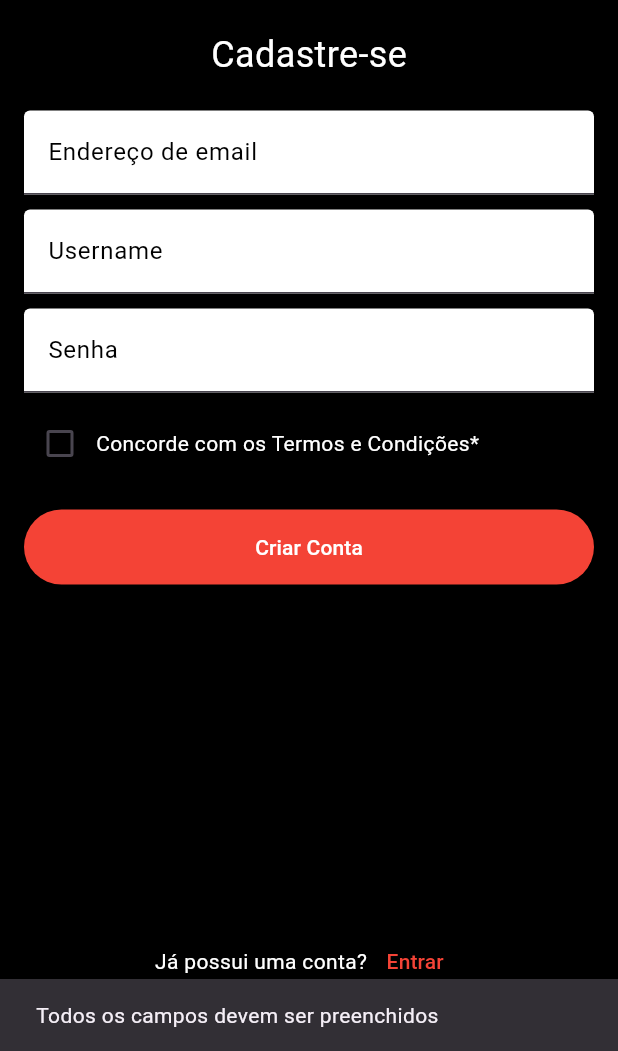
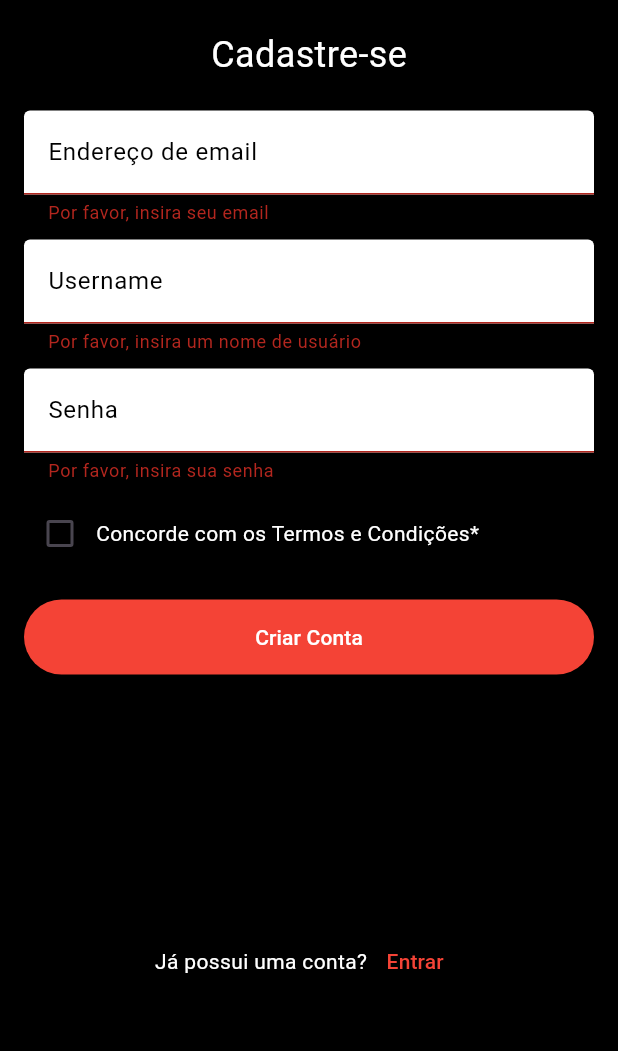
Before and after one commit to matheusmatosr/Proj-Mobile-Filmes, a Flutter app: the RegisterPage screen opened by its route, after a tap on "Criar Conta", on a phone screen of 412 x 824 dp, the part 185-1236 px from its top. Run offline on Flutter 3.47's test engine with Material 3 defaults, Android fonts, the phone set to English and light mode, and no system bars; our stand-ins replace firebase_auth, firebase_core; accounts and stored records are empty; generated files the repository leaves out were written again.

Commit message:
update validação dos campos

```diff
--- a/lib/pages/register_page.dart
+++ b/lib/pages/register_page.dart
@@ -14,6 +14,7 @@ class RegisterPageState extends State<RegisterPage> {
   final TextEditingController _emailController = TextEditingController();
   final TextEditingController _usernameController = TextEditingController();
   final TextEditingController _passwordController = TextEditingController();
+  final GlobalKey<FormState> _formKey = GlobalKey<FormState>();
 
   AutenticacaoServico _autenticacaoServico = AutenticacaoServico();
 
@@ -23,6 +24,8 @@ class RegisterPageState extends State<RegisterPage> {
       backgroundColor: Colors.black,
       body: Padding(
         padding: const EdgeInsets.all(16.0),
+        child: Form(
+          key: _formKey,
           child: Column(
             crossAxisAlignment: CrossAxisAlignment.stretch,
             children: [
@@ -57,7 +60,7 @@ class RegisterPageState extends State<RegisterPage> {
                 ),
               ),
               const SizedBox(height: 20),
-            TextField(
+              TextFormField(
                 controller: _emailController,
                 decoration: const InputDecoration(
                   labelText: 'Endereço de email',
@@ -66,9 +69,18 @@ class RegisterPageState extends State<RegisterPage> {
                   filled: true,
                 ),
                 style: const TextStyle(color: Colors.black),
+                validator: (value) {
+                  if (value == null || value.isEmpty) {
+                    return 'Por favor, insira seu email';
+                  }
+                  if (!RegExp(r'^[^@]+@[^@]+\.[^@]+').hasMatch(value)) {
+                    return 'Por favor, insira um email válido';
+                  }
+                  return null;
+                },
               ),
               const SizedBox(height: 10),
-            TextField(
+              TextFormField(
                 controller: _usernameController,
                 decoration: const InputDecoration(
                   labelText: 'Username',
@@ -77,9 +89,15 @@ class RegisterPageState extends State<RegisterPage> {
                   filled: true,
                 ),
                 style: const TextStyle(color: Colors.black),
+                validator: (value) {
+                  if (value == null || value.isEmpty) {
+                    return 'Por favor, insira um nome de usuário';
+                  }
+                  return null;
+                },
               ),
               const SizedBox(height: 10),
-            TextField(
+              TextFormField(
                 controller: _passwordController,
                 decoration: const InputDecoration(
                   labelText: 'Senha',
@@ -89,6 +107,15 @@ class RegisterPageState extends State<RegisterPage> {
                 ),
                 style: const TextStyle(color: Colors.black),
                 obscureText: true,
+                validator: (value) {
+                  if (value == null || value.isEmpty) {
+                    return 'Por favor, insira sua senha';
+                  }
+                  if (value.length < 6) {
+                    return 'A senha deve ter pelo menos 6 caracteres';
+                  }
+                  return null;
+                },
               ),
               const SizedBox(height: 10),
               Row(
@@ -142,29 +169,28 @@ class RegisterPageState extends State<RegisterPage> {
             ],
           ),
         ),
+      ),
     );
   }
 
   registrar() async {
+    if (!_formKey.currentState!.validate()) {
+      return;
+    }
+
     String nome = _usernameController.text;
     String email = _emailController.text;
     String senha = _passwordController.text;
 
-    if (nome.isEmpty || email.isEmpty || senha.isEmpty) {
+    if (!_termsAccepted) {
       ScaffoldMessenger.of(context).showSnackBar(
-        const SnackBar(content: Text('Todos os campos devem ser preenchidos')),
+        const SnackBar(
+          content: Text('Você deve aceitar os Termos e Condições'),
+        ),
       );
       return;
     }
 
-    if (senha.length < 6) {
-      ScaffoldMessenger.of(context).showSnackBar(
-        const SnackBar(content: Text('A senha deve ter pelo menos 6 dígitos')),
-      );
-      return;
-    }
-
-    if (_termsAccepted) {
     try {
       await _autenticacaoServico.cadastrarUsuario(
         nome: nome,
@@ -180,12 +206,5 @@ class RegisterPageState extends State<RegisterPage> {
         SnackBar(content: Text('Erro ao cadastrar usuário: $e')),
       );
     }
-    } else {
-      ScaffoldMessenger.of(context).showSnackBar(
-        const SnackBar(
-          content: Text('Você deve aceitar os Termos e Condições'),
-        ),
-      );
   }
 }
-}
```
Also changed, not shown: lib/pages/login_page.dart (+28 -2 lines). Lines whose indentation alone changed are shown as unchanged.
